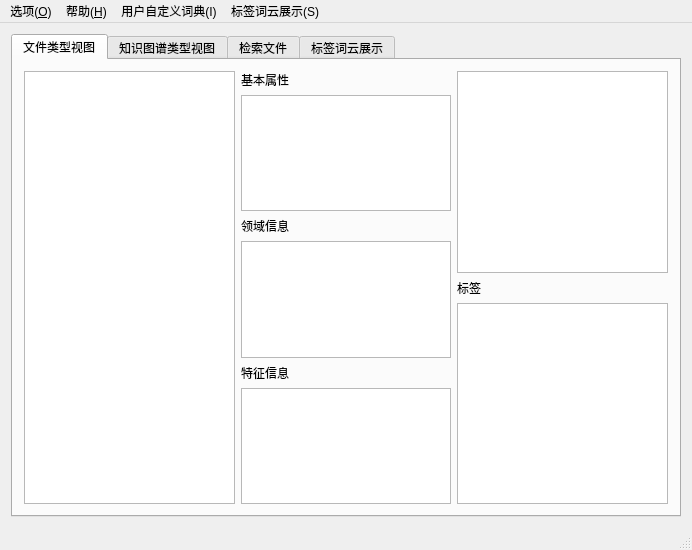
This is mainwindow.ui in lvyilin/SmartFilesManager as Qt 5 draws it before an edit. The edited form follows.
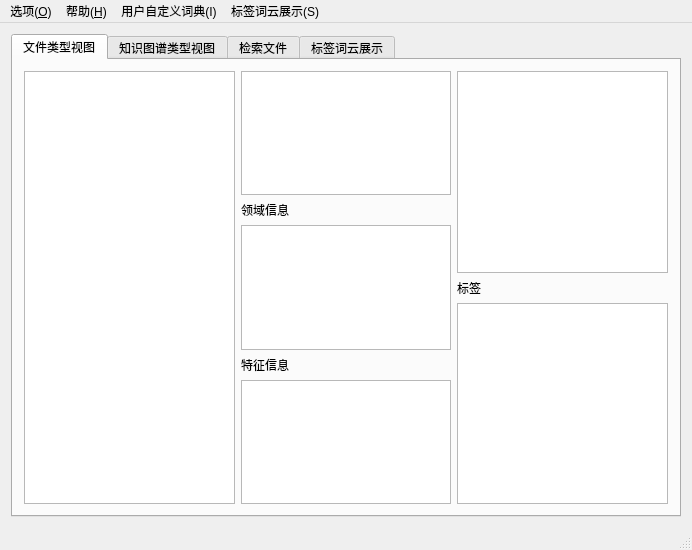
This is the edited form.

Patch:
```diff
--- a/mainwindow.ui
+++ b/mainwindow.ui
@@ -37,39 +37,18 @@
         </item>
         <item row="0" column="1">
          <layout class="QGridLayout" name="gridLayout_5">
-          <item row="0" column="0">
-           <widget class="QLabel" name="label_3">
-            <property name="text">
-             <string>基本属性</string>
-            </property>
-           </widget>
-          </item>
           <item row="2" column="0">
-           <widget class="QLabel" name="label_4">
-            <property name="text">
-             <string>领域信息</string>
-            </property>
-           </widget>
-          </item>
-          <item row="4" column="0">
-           <widget class="QLabel" name="label_5">
-            <property name="text">
-             <string>特征信息</string>
-            </property>
-           </widget>
-          </item>
-          <item row="3" column="0">
            <widget class="QListWidget" name="listWidgetField">
             <property name="editTriggers">
              <set>QAbstractItemView::NoEditTriggers</set>
             </property>
            </widget>
           </item>
-          <item row="5" column="0">
-           <widget class="QListWidget" name="listWidgetKw"/>
-          </item>
-          <item row="1" column="0">
+          <item row="0" column="0">
            <widget class="QTableWidget" name="tableWidgetAttr">
+            <property name="enabled">
+             <bool>true</bool>
+            </property>
             <property name="sizeAdjustPolicy">
              <enum>QAbstractScrollArea::AdjustIgnored</enum>
             </property>
@@ -92,11 +71,14 @@
              <number>0</number>
             </property>
             <attribute name="horizontalHeaderVisible">
-             <bool>false</bool>
+             <bool>true</bool>
             </attribute>
             <attribute name="horizontalHeaderHighlightSections">
              <bool>false</bool>
             </attribute>
+            <attribute name="horizontalHeaderStretchLastSection">
+             <bool>true</bool>
+            </attribute>
             <attribute name="verticalHeaderVisible">
              <bool>false</bool>
             </attribute>
@@ -105,6 +87,23 @@
             </attribute>
            </widget>
           </item>
+          <item row="4" column="0">
+           <widget class="QListWidget" name="listWidgetKw"/>
+          </item>
+          <item row="1" column="0">
+           <widget class="QLabel" name="label_4">
+            <property name="text">
+             <string>领域信息</string>
+            </property>
+           </widget>
+          </item>
+          <item row="3" column="0">
+           <widget class="QLabel" name="label_5">
+            <property name="text">
+             <string>特征信息</string>
+            </property>
+           </widget>
+          </item>
          </layout>
         </item>
         <item row="0" column="2">
```
Left out of the diff: 35 changed lines with no effect on the pictures.
